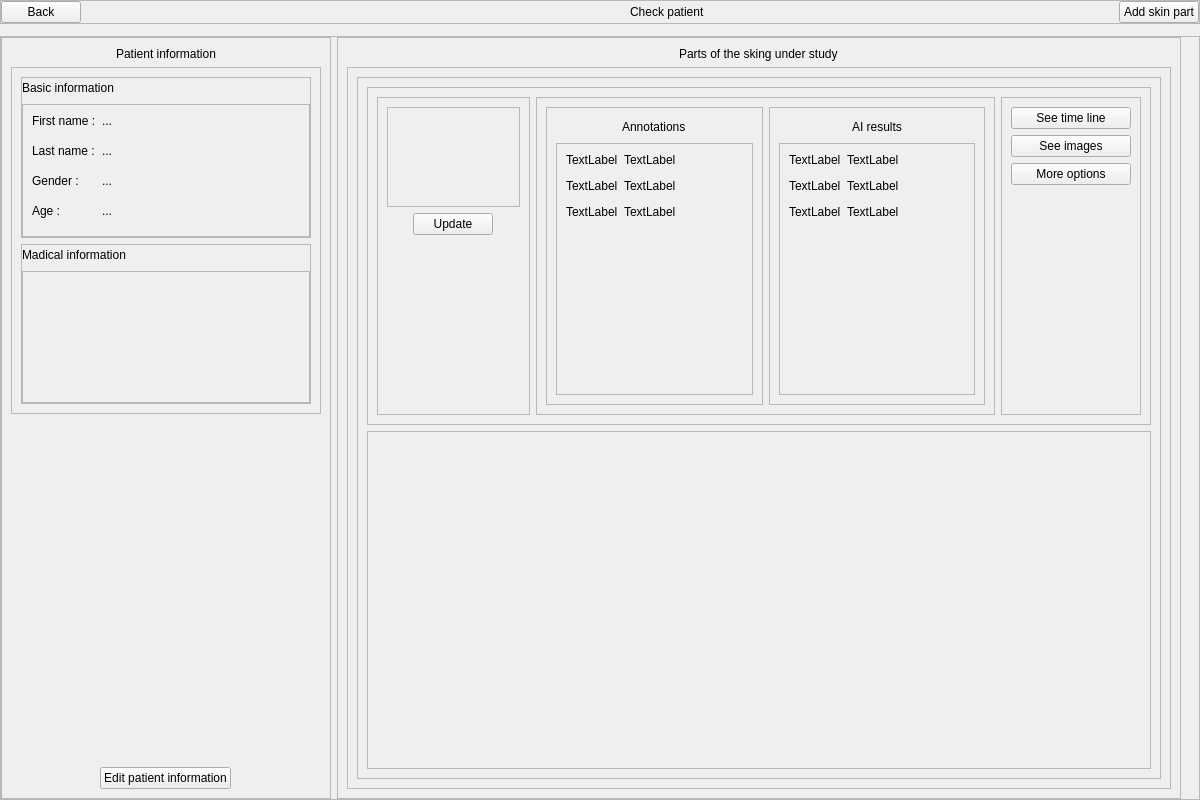
Before: the Qt Designer form skin application/skinApplication/src/views/ui/ui_check_patient.ui in AgustinCartaya/SkinApplication, drawn with Qt 5.
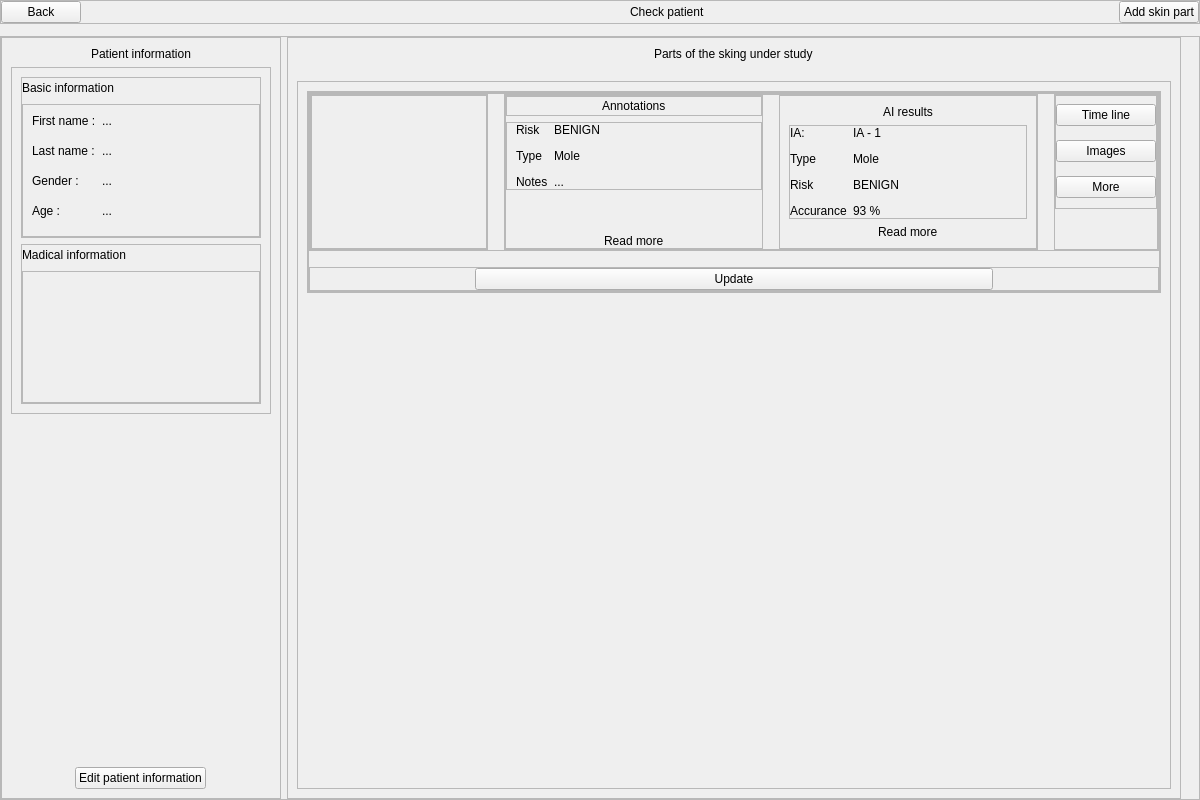
After: the same form once the commit is applied. Icons and pictures are not drawn. Custom widgets are drawn as their Qt base class.

Commit message: creation of sking part cards

```diff
--- a/skin application/skinApplication/src/views/ui/ui_check_patient.ui
+++ b/skin application/skinApplication/src/views/ui/ui_check_patient.ui
@@ -137,13 +137,13 @@
        <widget class="QFrame" name="c_patient_information">
         <property name="minimumSize">
          <size>
-          <width>300</width>
+          <width>280</width>
           <height>0</height>
          </size>
         </property>
         <property name="maximumSize">
          <size>
-          <width>330</width>
+          <width>280</width>
           <height>16777215</height>
          </size>
         </property>
@@ -177,8 +177,8 @@
              <rect>
               <x>0</x>
               <y>0</y>
-              <width>308</width>
-              <height>339</height>
+              <width>258</width>
+              <height>344</height>
              </rect>
             </property>
             <layout class="QVBoxLayout" name="verticalLayout_5">
@@ -373,6 +373,9 @@
          <enum>QFrame::Raised</enum>
         </property>
         <layout class="QVBoxLayout" name="verticalLayout_3">
+         <property name="spacing">
+          <number>20</number>
+         </property>
          <item alignment="Qt::AlignHCenter">
           <widget class="Label" name="label">
            <property name="maximumSize">
@@ -396,8 +399,8 @@
              <rect>
               <x>0</x>
               <y>0</y>
-              <width>822</width>
-              <height>716</height>
+              <width>872</width>
+              <height>708</height>
              </rect>
             </property>
             <layout class="QVBoxLayout" name="verticalLayout_6">
@@ -409,7 +412,46 @@
                <property name="frameShadow">
                 <enum>QFrame::Raised</enum>
                </property>
-               <layout class="QVBoxLayout" name="verticalLayout_4" stretch="1,1">
+               <layout class="QVBoxLayout" name="verticalLayout_4" stretch="0">
+                <property name="spacing">
+                 <number>30</number>
+                </property>
+                <property name="leftMargin">
+                 <number>0</number>
+                </property>
+                <property name="topMargin">
+                 <number>0</number>
+                </property>
+                <property name="rightMargin">
+                 <number>0</number>
+                </property>
+                <property name="bottomMargin">
+                 <number>0</number>
+                </property>
+                <item>
+                 <widget class="QFrame" name="c_skin_part_to_duplicate">
+                  <property name="frameShape">
+                   <enum>QFrame::StyledPanel</enum>
+                  </property>
+                  <property name="frameShadow">
+                   <enum>QFrame::Raised</enum>
+                  </property>
+                  <layout class="QVBoxLayout" name="verticalLayout_14" stretch="0,0">
+                   <property name="spacing">
+                    <number>16</number>
+                   </property>
+                   <property name="leftMargin">
+                    <number>0</number>
+                   </property>
+                   <property name="topMargin">
+                    <number>0</number>
+                   </property>
+                   <property name="rightMargin">
+                    <number>0</number>
+                   </property>
+                   <property name="bottomMargin">
+                    <number>0</number>
+                   </property>
                 <item>
                  <widget class="QFrame" name="frame_2">
                   <property name="frameShape">
@@ -418,9 +460,24 @@
                   <property name="frameShadow">
                    <enum>QFrame::Raised</enum>
                   </property>
-                  <layout class="QHBoxLayout" name="horizontalLayout_3" stretch="2,6,1">
+                     <layout class="QHBoxLayout" name="horizontalLayout_7" stretch="2,6,1">
+                      <property name="spacing">
+                       <number>16</number>
+                      </property>
+                      <property name="leftMargin">
+                       <number>0</number>
+                      </property>
+                      <property name="topMargin">
+                       <number>0</number>
+                      </property>
+                      <property name="rightMargin">
+                       <number>0</number>
+                      </property>
+                      <property name="bottomMargin">
+                       <number>0</number>
+                      </property>
                    <item>
-                    <widget class="QFrame" name="frame_4">
+                       <widget class="QFrame" name="c_n1">
                      <property name="frameShape">
                       <enum>QFrame::StyledPanel</enum>
                      </property>
@@ -428,53 +485,66 @@
                       <enum>QFrame::Raised</enum>
                      </property>
                      <layout class="QVBoxLayout" name="verticalLayout_10">
+                         <property name="leftMargin">
+                          <number>0</number>
+                         </property>
+                         <property name="topMargin">
+                          <number>0</number>
+                         </property>
+                         <property name="rightMargin">
+                          <number>0</number>
+                         </property>
+                         <property name="bottomMargin">
+                          <number>0</number>
+                         </property>
                       <item>
-                       <widget class="QFrame" name="frame_10">
-                        <property name="minimumSize">
-                         <size>
-                          <width>0</width>
-                          <height>100</height>
-                         </size>
-                        </property>
+                          <widget class="QFrame" name="c_image">
                         <property name="frameShape">
                          <enum>QFrame::StyledPanel</enum>
                         </property>
                         <property name="frameShadow">
                          <enum>QFrame::Raised</enum>
                         </property>
-                       </widget>
-                      </item>
-                      <item alignment="Qt::AlignHCenter">
-                       <widget class="Button" name="pushButton_5">
+                           <layout class="QHBoxLayout" name="horizontalLayout_5">
+                            <property name="leftMargin">
+                             <number>0</number>
+                            </property>
+                            <property name="topMargin">
+                             <number>0</number>
+                            </property>
+                            <property name="rightMargin">
+                             <number>0</number>
+                            </property>
+                            <property name="bottomMargin">
+                             <number>0</number>
+                            </property>
+                            <item>
+                             <widget class="QLabel" name="lb_image">
                         <property name="maximumSize">
                          <size>
-                          <width>160</width>
-                          <height>16777215</height>
+                                <width>150</width>
+                                <height>150</height>
                          </size>
                         </property>
                         <property name="text">
-                         <string>Update</string>
-                        </property>
-                       </widget>
-                      </item>
-                      <item>
-                       <spacer name="verticalSpacer_3">
-                        <property name="orientation">
-                         <enum>Qt::Vertical</enum>
-                        </property>
-                        <property name="sizeHint" stdset="0">
-                         <size>
-                          <width>20</width>
-                          <height>40</height>
-                         </size>
-                        </property>
-                       </spacer>
+                               <string/>
+                              </property>
+                              <property name="pixmap">
+                               <pixmap>../../../assets/img/Screenshot 2022-07-25 180616.png</pixmap>
+                              </property>
+                              <property name="scaledContents">
+                               <bool>true</bool>
+                              </property>
+                             </widget>
                       </item>
                      </layout>
                     </widget>
                    </item>
+                        </layout>
+                       </widget>
+                      </item>
                    <item>
-                    <widget class="QFrame" name="frame_5">
+                       <widget class="QFrame" name="c_n2">
                      <property name="frameShape">
                       <enum>QFrame::StyledPanel</enum>
                      </property>
@@ -482,6 +552,21 @@
                       <enum>QFrame::Raised</enum>
                      </property>
                      <layout class="QHBoxLayout" name="horizontalLayout_4">
+                         <property name="spacing">
+                          <number>16</number>
+                         </property>
+                         <property name="leftMargin">
+                          <number>0</number>
+                         </property>
+                         <property name="topMargin">
+                          <number>0</number>
+                         </property>
+                         <property name="rightMargin">
+                          <number>0</number>
+                         </property>
+                         <property name="bottomMargin">
+                          <number>0</number>
+                         </property>
                       <item>
                        <widget class="QFrame" name="frame_8">
                         <property name="frameShape">
@@ -491,8 +576,47 @@
                          <enum>QFrame::Raised</enum>
                         </property>
                         <layout class="QVBoxLayout" name="verticalLayout_12">
+                            <property name="leftMargin">
+                             <number>0</number>
+                            </property>
+                            <property name="topMargin">
+                             <number>0</number>
+                            </property>
+                            <property name="rightMargin">
+                             <number>0</number>
+                            </property>
+                            <property name="bottomMargin">
+                             <number>0</number>
+                            </property>
+                            <item>
+                             <widget class="QFrame" name="c_annotation_title">
+                              <property name="maximumSize">
+                               <size>
+                                <width>16777215</width>
+                                <height>20</height>
+                               </size>
+                              </property>
+                              <property name="frameShape">
+                               <enum>QFrame::StyledPanel</enum>
+                              </property>
+                              <property name="frameShadow">
+                               <enum>QFrame::Raised</enum>
+                              </property>
+                              <layout class="QHBoxLayout" name="horizontalLayout_6">
+                               <property name="leftMargin">
+                                <number>0</number>
+                               </property>
+                               <property name="topMargin">
+                                <number>0</number>
+                               </property>
+                               <property name="rightMargin">
+                                <number>0</number>
+                               </property>
+                               <property name="bottomMargin">
+                                <number>0</number>
+                               </property>
                          <item alignment="Qt::AlignHCenter">
-                          <widget class="QLabel" name="label_2">
+                                <widget class="QLabel" name="lb_annotations">
                            <property name="maximumSize">
                             <size>
                              <width>16777215</width>
@@ -504,6 +628,9 @@
                            </property>
                           </widget>
                          </item>
+                              </layout>
+                             </widget>
+                            </item>
                          <item>
                           <widget class="QFrame" name="frame_11">
                            <property name="frameShape">
@@ -516,51 +643,70 @@
                             <property name="verticalSpacing">
                              <number>12</number>
                             </property>
+                               <property name="leftMargin">
+                                <number>9</number>
+                               </property>
+                               <property name="topMargin">
+                                <number>0</number>
+                               </property>
+                               <property name="rightMargin">
+                                <number>9</number>
+                               </property>
+                               <property name="bottomMargin">
+                                <number>0</number>
+                               </property>
                             <item row="0" column="0">
-                             <widget class="QLabel" name="label_4">
+                                <widget class="QLabel" name="lb_annotation_risk">
                               <property name="text">
-                               <string>TextLabel</string>
+                                  <string>Risk</string>
                               </property>
                              </widget>
                             </item>
                             <item row="0" column="1">
                              <widget class="QLabel" name="label_7">
                               <property name="text">
-                               <string>TextLabel</string>
+                                  <string>BENIGN</string>
                               </property>
                              </widget>
                             </item>
                             <item row="1" column="0">
                              <widget class="QLabel" name="label_5">
                               <property name="text">
-                               <string>TextLabel</string>
+                                  <string>Type</string>
                               </property>
                              </widget>
                             </item>
                             <item row="1" column="1">
                              <widget class="QLabel" name="label_8">
                               <property name="text">
-                               <string>TextLabel</string>
+                                  <string>Mole</string>
                               </property>
                              </widget>
                             </item>
                             <item row="2" column="0">
                              <widget class="QLabel" name="label_6">
                               <property name="text">
-                               <string>TextLabel</string>
+                                  <string>Notes</string>
                               </property>
                              </widget>
                             </item>
                             <item row="2" column="1">
                              <widget class="QLabel" name="label_9">
                               <property name="text">
-                               <string>TextLabel</string>
+                                  <string>...</string>
                               </property>
                              </widget>
                             </item>
                            </layout>
                           </widget>
                          </item>
+                            <item alignment="Qt::AlignHCenter|Qt::AlignBottom">
+                             <widget class="QLabel" name="lb_read_more_annotations">
+                              <property name="text">
+                               <string>Read more</string>
+                              </property>
+                             </widget>
+                            </item>
                         </layout>
                        </widget>
                       </item>
@@ -573,7 +719,7 @@
                          <enum>QFrame::Raised</enum>
                         </property>
                         <layout class="QVBoxLayout" name="verticalLayout_11">
-                         <item alignment="Qt::AlignHCenter">
+                            <item alignment="Qt::AlignHCenter|Qt::AlignTop">
                           <widget class="QLabel" name="label_3">
                            <property name="maximumSize">
                             <size>
@@ -598,51 +744,84 @@
                             <property name="verticalSpacing">
                              <number>12</number>
                             </property>
+                               <property name="leftMargin">
+                                <number>0</number>
+                               </property>
+                               <property name="topMargin">
+                                <number>0</number>
+                               </property>
+                               <property name="rightMargin">
+                                <number>0</number>
+                               </property>
+                               <property name="bottomMargin">
+                                <number>0</number>
+                               </property>
                             <item row="0" column="0">
                              <widget class="QLabel" name="label_10">
                               <property name="text">
-                               <string>TextLabel</string>
+                                  <string>IA:</string>
                               </property>
                              </widget>
                             </item>
                             <item row="0" column="1">
                              <widget class="QLabel" name="label_13">
                               <property name="text">
-                               <string>TextLabel</string>
+                                  <string>IA - 1</string>
                               </property>
                              </widget>
                             </item>
-                            <item row="1" column="0">
-                             <widget class="QLabel" name="label_11">
+                               <item row="2" column="0">
+                                <widget class="QLabel" name="lb_ai_risk">
                               <property name="text">
-                               <string>TextLabel</string>
+                                  <string>Risk</string>
                               </property>
                              </widget>
                             </item>
-                            <item row="1" column="1">
+                               <item row="2" column="1">
                              <widget class="QLabel" name="label_14">
                               <property name="text">
-                               <string>TextLabel</string>
+                                  <string>BENIGN</string>
                               </property>
                              </widget>
                             </item>
-                            <item row="2" column="0">
-                             <widget class="QLabel" name="label_12">
+                               <item row="3" column="0">
+                                <widget class="QLabel" name="lb_ai_accurance">
                               <property name="text">
-                               <string>TextLabel</string>
+                                  <string>Accurance</string>
                               </property>
                              </widget>
                             </item>
-                            <item row="2" column="1">
+                               <item row="3" column="1">
                              <widget class="QLabel" name="label_15">
                               <property name="text">
-                               <string>TextLabel</string>
+                                  <string>93 %</string>
+                                 </property>
+                                </widget>
+                               </item>
+                               <item row="1" column="0">
+                                <widget class="QLabel" name="lb_ai_type">
+                                 <property name="text">
+                                  <string>Type</string>
+                                 </property>
+                                </widget>
+                               </item>
+                               <item row="1" column="1">
+                                <widget class="QLabel" name="label_4">
+                                 <property name="text">
+                                  <string>Mole</string>
                               </property>
                              </widget>
                             </item>
                            </layout>
                           </widget>
                          </item>
+                            <item alignment="Qt::AlignHCenter|Qt::AlignBottom">
+                             <widget class="QLabel" name="lb_read_more_ai_results">
+                              <property name="text">
+                               <string>Read more</string>
+                              </property>
+                             </widget>
+                            </item>
                         </layout>
                        </widget>
                       </item>
@@ -650,7 +829,7 @@
                     </widget>
                    </item>
                    <item>
-                    <widget class="QFrame" name="frame_7">
+                       <widget class="QFrame" name="c_n3">
                      <property name="frameShape">
                       <enum>QFrame::StyledPanel</enum>
                      </property>
@@ -658,68 +837,107 @@
                       <enum>QFrame::Raised</enum>
                      </property>
                      <layout class="QVBoxLayout" name="verticalLayout_9">
-                      <item alignment="Qt::AlignLeft">
-                       <widget class="Button" name="pushButton">
+                         <property name="leftMargin">
+                          <number>0</number>
+                         </property>
+                         <property name="topMargin">
+                          <number>0</number>
+                         </property>
+                         <property name="rightMargin">
+                          <number>0</number>
+                         </property>
+                         <property name="bottomMargin">
+                          <number>0</number>
+                         </property>
+                         <item>
+                          <widget class="QFrame" name="c_buttons">
+                           <property name="frameShape">
+                            <enum>QFrame::StyledPanel</enum>
+                           </property>
+                           <property name="frameShadow">
+                            <enum>QFrame::Raised</enum>
+                           </property>
+                           <layout class="QVBoxLayout" name="verticalLayout_13">
+                            <property name="leftMargin">
+                             <number>0</number>
+                            </property>
+                            <property name="topMargin">
+                             <number>0</number>
+                            </property>
+                            <property name="rightMargin">
+                             <number>0</number>
+                            </property>
+                            <property name="bottomMargin">
+                             <number>0</number>
+                            </property>
+                            <item>
+                             <widget class="Button" name="bt_see_time_line">
                         <property name="minimumSize">
                          <size>
-                          <width>120</width>
+                                <width>100</width>
                           <height>0</height>
                          </size>
                         </property>
                         <property name="maximumSize">
                          <size>
-                          <width>120</width>
+                                <width>100</width>
                           <height>16777215</height>
                          </size>
                         </property>
                         <property name="text">
-                         <string>See time line</string>
+                               <string>Time line</string>
                         </property>
                        </widget>
                       </item>
-                      <item alignment="Qt::AlignLeft">
-                       <widget class="Button" name="pushButton_3">
+                            <item>
+                             <widget class="Button" name="bt_see_images">
                         <property name="minimumSize">
                          <size>
-                          <width>120</width>
+                                <width>100</width>
                           <height>0</height>
                          </size>
                         </property>
                         <property name="maximumSize">
                          <size>
-                          <width>120</width>
+                                <width>100</width>
                           <height>16777215</height>
                          </size>
                         </property>
                         <property name="text">
-                         <string>See images</string>
+                               <string>Images</string>
                         </property>
                        </widget>
                       </item>
-                      <item alignment="Qt::AlignLeft">
-                       <widget class="Button" name="pushButton_4">
+                            <item>
+                             <widget class="Button" name="bt_more_options">
                         <property name="minimumSize">
                          <size>
-                          <width>120</width>
+                                <width>100</width>
                           <height>0</height>
                          </size>
                         </property>
                         <property name="maximumSize">
                          <size>
-                          <width>120</width>
+                                <width>100</width>
                           <height>16777215</height>
                          </size>
                         </property>
                         <property name="text">
-                         <string>More options</string>
+                               <string>More</string>
                         </property>
                        </widget>
                       </item>
+                           </layout>
+                          </widget>
+                         </item>
                       <item>
                        <spacer name="verticalSpacer_2">
                         <property name="orientation">
                          <enum>Qt::Vertical</enum>
                         </property>
+                           <property name="sizeType">
+                            <enum>QSizePolicy::Minimum</enum>
+                           </property>
                         <property name="sizeHint" stdset="0">
                          <size>
                           <width>20</width>
@@ -742,10 +960,76 @@
                   <property name="frameShadow">
                    <enum>QFrame::Raised</enum>
                   </property>
-                 </widget>
-                </item>
-               </layout>
-              </widget>
+                     <layout class="QHBoxLayout" name="horizontalLayout_3" stretch="3,10,3">
+                      <property name="spacing">
+                       <number>0</number>
+                      </property>
+                      <property name="leftMargin">
+                       <number>10</number>
+                      </property>
+                      <property name="topMargin">
+                       <number>0</number>
+                      </property>
+                      <property name="rightMargin">
+                       <number>10</number>
+                      </property>
+                      <property name="bottomMargin">
+                       <number>0</number>
+                      </property>
+                      <item>
+                       <spacer name="horizontalSpacer_3">
+                        <property name="orientation">
+                         <enum>Qt::Horizontal</enum>
+                        </property>
+                        <property name="sizeHint" stdset="0">
+                         <size>
+                          <width>40</width>
+                          <height>20</height>
+                         </size>
+                        </property>
+                       </spacer>
+                      </item>
+                      <item>
+                       <widget class="Button" name="bt_update">
+                        <property name="text">
+                         <string>Update</string>
+                        </property>
+                       </widget>
+                      </item>
+                      <item>
+                       <spacer name="horizontalSpacer_4">
+                        <property name="orientation">
+                         <enum>Qt::Horizontal</enum>
+                        </property>
+                        <property name="sizeHint" stdset="0">
+                         <size>
+                          <width>40</width>
+                          <height>20</height>
+                         </size>
+                        </property>
+                       </spacer>
+                      </item>
+                     </layout>
+                    </widget>
+                   </item>
+                  </layout>
+                 </widget>
+                </item>
+               </layout>
+              </widget>
+             </item>
+             <item>
+              <spacer name="verticalSpacer_4">
+               <property name="orientation">
+                <enum>Qt::Vertical</enum>
+               </property>
+               <property name="sizeHint" stdset="0">
+                <size>
+                 <width>20</width>
+                 <height>40</height>
+                </size>
+               </property>
+              </spacer>
              </item>
             </layout>
            </widget>
```
Left out of the diff: 20 changed lines with no effect on the pictures. Lines whose indentation alone changed are shown as unchanged. The commit also changes 32 other files.
